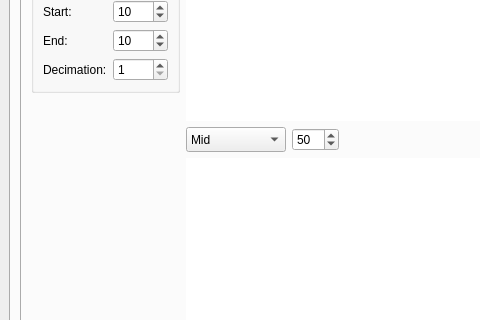
This is trade_monitor/trade_monitor/gui_monitor.ui in takkin-takilog/namake-trader as Qt 5 draws it before an edit; both pictures show x 0 to 480 and y 300 to 620 of the 956 by 785 pixel window. The edited form follows.
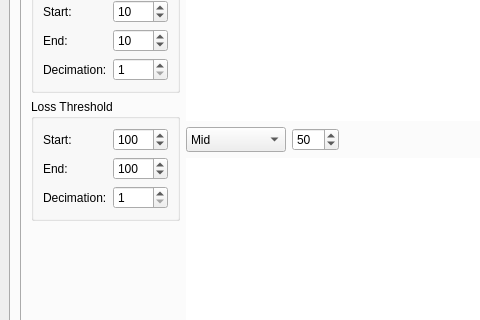
This is the edited form.

Diff of the .ui file:
```diff
--- a/trade_monitor/trade_monitor/gui_monitor.ui
+++ b/trade_monitor/trade_monitor/gui_monitor.ui
@@ -860,6 +860,114 @@
                   </layout>
                  </widget>
                 </item>
+                <item>
+                 <widget class="QGroupBox" name="groupBox_8">
+                  <property name="sizePolicy">
+                   <sizepolicy hsizetype="Preferred" vsizetype="Maximum">
+                    <horstretch>0</horstretch>
+                    <verstretch>0</verstretch>
+                   </sizepolicy>
+                  </property>
+                  <property name="title">
+                   <string>Loss Threshold</string>
+                  </property>
+                  <layout class="QGridLayout" name="gridLayout_7">
+                   <item row="1" column="0">
+                    <widget class="QLabel" name="label_20">
+                     <property name="sizePolicy">
+                      <sizepolicy hsizetype="Maximum" vsizetype="Preferred">
+                       <horstretch>0</horstretch>
+                       <verstretch>0</verstretch>
+                      </sizepolicy>
+                     </property>
+                     <property name="text">
+                      <string>End:</string>
+                     </property>
+                    </widget>
+                   </item>
+                   <item row="2" column="0">
+                    <widget class="QLabel" name="label_21">
+                     <property name="sizePolicy">
+                      <sizepolicy hsizetype="Maximum" vsizetype="Preferred">
+                       <horstretch>0</horstretch>
+                       <verstretch>0</verstretch>
+                      </sizepolicy>
+                     </property>
+                     <property name="text">
+                      <string>Decimation:</string>
+                     </property>
+                    </widget>
+                   </item>
+                   <item row="2" column="1">
+                    <widget class="QSpinBox" name="spinBox_TechBb01_LossThDeci">
+                     <property name="sizePolicy">
+                      <sizepolicy hsizetype="Preferred" vsizetype="Preferred">
+                       <horstretch>0</horstretch>
+                       <verstretch>0</verstretch>
+                      </sizepolicy>
+                     </property>
+                     <property name="minimum">
+                      <number>1</number>
+                     </property>
+                     <property name="maximum">
+                      <number>999</number>
+                     </property>
+                    </widget>
+                   </item>
+                   <item row="0" column="1">
+                    <widget class="QSpinBox" name="spinBox_TechBb01_LossThStr">
+                     <property name="sizePolicy">
+                      <sizepolicy hsizetype="Preferred" vsizetype="Preferred">
+                       <horstretch>0</horstretch>
+                       <verstretch>0</verstretch>
+                      </sizepolicy>
+                     </property>
+                     <property name="minimum">
+                      <number>1</number>
+                     </property>
+                     <property name="maximum">
+                      <number>9999</number>
+                     </property>
+                     <property name="value">
+                      <number>100</number>
+                     </property>
+                    </widget>
+                   </item>
+                   <item row="0" column="0">
+                    <widget class="QLabel" name="label_22">
+                     <property name="sizePolicy">
+                      <sizepolicy hsizetype="Maximum" vsizetype="Preferred">
+                       <horstretch>0</horstretch>
+                       <verstretch>0</verstretch>
+                      </sizepolicy>
+                     </property>
+                     <property name="text">
+                      <string>Start:</string>
+                     </property>
+                    </widget>
+                   </item>
+                   <item row="1" column="1">
+                    <widget class="QSpinBox" name="spinBox_TechBb01_LossThEnd">
+                     <property name="sizePolicy">
+                      <sizepolicy hsizetype="Preferred" vsizetype="Preferred">
+                       <horstretch>0</horstretch>
+                       <verstretch>0</verstretch>
+                      </sizepolicy>
+                     </property>
+                     <property name="minimum">
+                      <number>1</number>
+                     </property>
+                     <property name="maximum">
+                      <number>9999</number>
+                     </property>
+                     <property name="value">
+                      <number>100</number>
+                     </property>
+                    </widget>
+                   </item>
+                  </layout>
+                 </widget>
+                </item>
                 <item>
                  <spacer name="verticalSpacer">
                   <property name="orientation">
```
